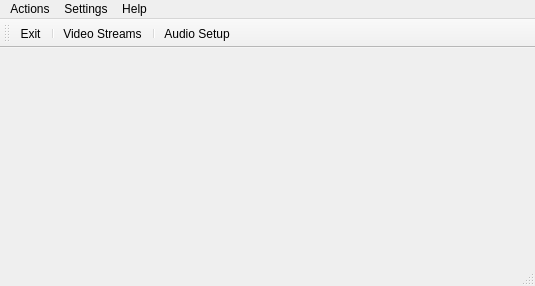
Qt form SyntroViewGS/SyntroView.ui (robotage/SyntroApps) before a commit.
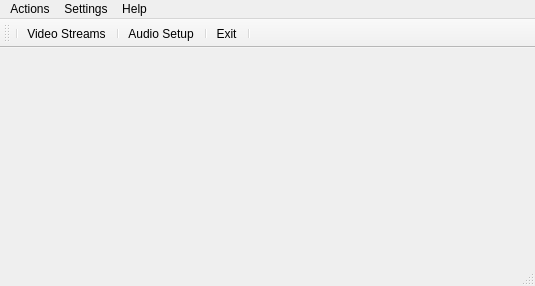
The same form after that commit.

What changed in the file:
```diff
--- a/SyntroViewGS/SyntroView.ui
+++ b/SyntroViewGS/SyntroView.ui
@@ -59,11 +59,13 @@
    <attribute name="toolBarBreak">
     <bool>false</bool>
    </attribute>
-   <addaction name="actionExit"/>
    <addaction name="separator"/>
    <addaction name="actionVideoStreams"/>
    <addaction name="separator"/>
    <addaction name="actionAudioSetup"/>
+   <addaction name="separator"/>
+   <addaction name="actionExit"/>
+   <addaction name="separator"/>
   </widget>
   <widget class="QStatusBar" name="statusBar"/>
   <action name="onStats">
```
